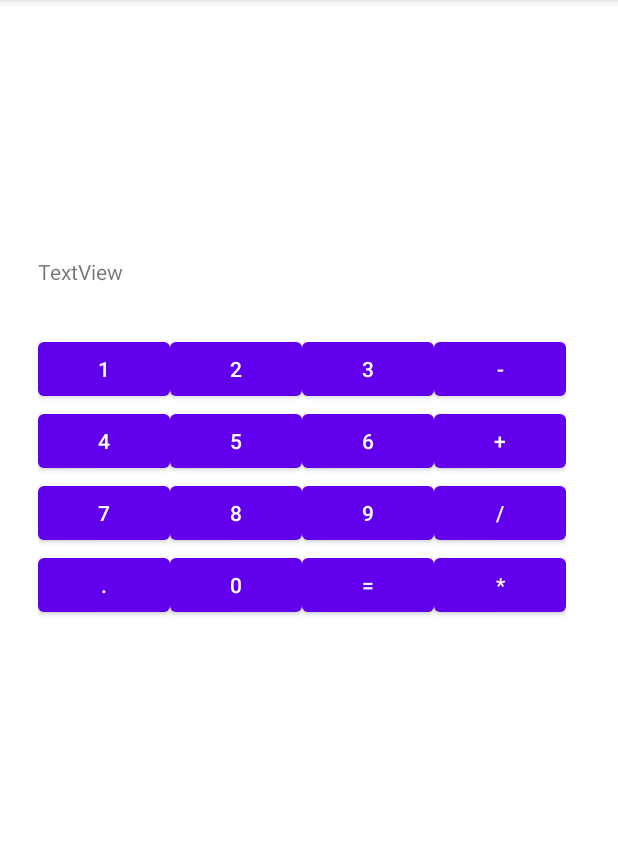
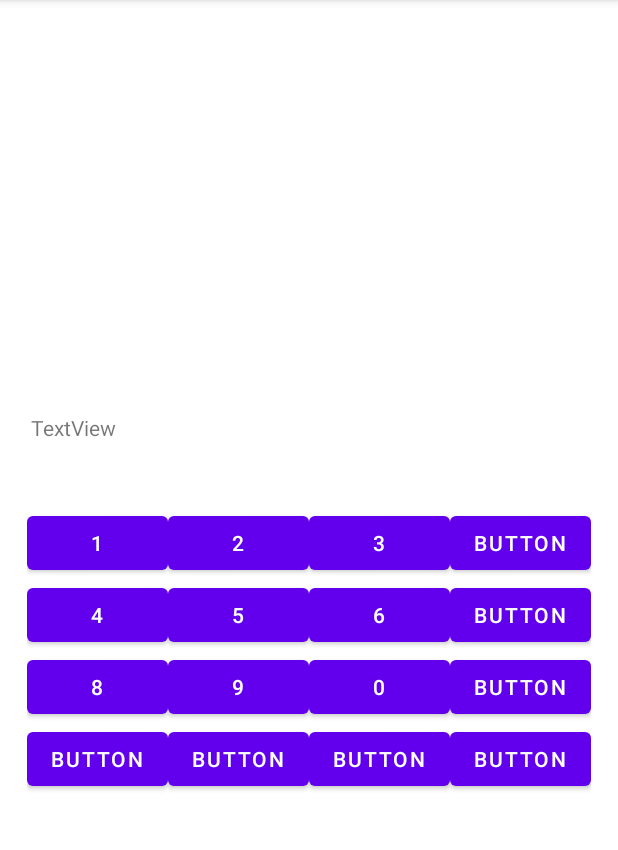
Before and after one commit to PavelIks/Android_Calculator, an Android app: the screen it shows after launch (MainActivity), on a phone screen of 412 x 824 dp, the part 84-934 px from its top. Run offline under Robolectric (Android 15) with nearby library versions, the phone set to English and light mode, and no system bars.

Commit message:
Updated-2.

```diff
--- a/app/src/main/java/com/example/calc/MainActivity.java
+++ b/app/src/main/java/com/example/calc/MainActivity.java
@@ -1,14 +1,114 @@
 package com.example.calc;
-
+import android.os.Bundle;
+import android.view.MotionEvent;
+import android.view.View;
+import android.widget.Button;
+import android.widget.EditText;
+import android.widget.TextView;
+import android.widget.Toast;
 import androidx.appcompat.app.AppCompatActivity;
 
-import android.os.Bundle;
-
-public class MainActivity extends AppCompatActivity {
+public class MainActivity extends AppCompatActivity
+{
+    Button btn1_ID, btn2_ID, btn3_ID, btn5_ID, btn6_ID, btn7_ID, btn9_ID, btn10_ID, btn11_ID;
+    TextView tv1_ID;
 
     @Override
-    protected void onCreate(Bundle savedInstanceState) {
+    protected void onCreate(Bundle savedInstanceState)
+    {
         super.onCreate(savedInstanceState);
         setContentView(R.layout.activity_main);
+
+        btn1_ID = (Button) findViewById(R.id.btn1);
+        btn2_ID = (Button) findViewById(R.id.btn2);
+        btn3_ID = (Button) findViewById(R.id.btn3);
+        btn5_ID = (Button) findViewById(R.id.btn5);
+        btn6_ID = (Button) findViewById(R.id.btn6);
+        btn7_ID = (Button) findViewById(R.id.btn7);
+        btn9_ID = (Button) findViewById(R.id.btn9);
+        btn10_ID = (Button) findViewById(R.id.btn10);
+        btn11_ID = (Button) findViewById(R.id.btn11);
+        tv1_ID = (TextView) findViewById(R.id.tv1);
+
+        btn1_ID.setOnClickListener(new View.OnClickListener()
+        {
+            @Override
+            public void onClick(View v)
+            {
+                tv1_ID.setText(tv1_ID.getText() + "1");
+            }
+        });
+
+        btn2_ID.setOnClickListener(new View.OnClickListener()
+        {
+            @Override
+            public void onClick(View v)
+            {
+                tv1_ID.setText(tv1_ID.getText() + "1");
+            }
+        });
+
+        btn3_ID.setOnClickListener(new View.OnClickListener()
+        {
+            @Override
+            public void onClick(View v)
+            {
+                tv1_ID.setText(tv1_ID.getText() + "1");
+            }
+        });
+
+        btn5_ID.setOnClickListener(new View.OnClickListener()
+        {
+            @Override
+            public void onClick(View v)
+            {
+                tv1_ID.setText(tv1_ID.getText() + "1");
+            }
+        });
+
+        btn6_ID.setOnClickListener(new View.OnClickListener()
+        {
+            @Override
+            public void onClick(View v)
+            {
+                tv1_ID.setText(tv1_ID.getText() + "1");
+            }
+        });
+
+        btn7_ID.setOnClickListener(new View.OnClickListener()
+        {
+            @Override
+            public void onClick(View v)
+            {
+                tv1_ID.setText(tv1_ID.getText() + "1");
+            }
+        });
+
+        btn9_ID.setOnClickListener(new View.OnClickListener()
+        {
+            @Override
+            public void onClick(View v)
+            {
+                tv1_ID.setText(tv1_ID.getText() + "1");
+            }
+        });
+
+        btn10_ID.setOnClickListener(new View.OnClickListener()
+        {
+            @Override
+            public void onClick(View v)
+            {
+                tv1_ID.setText(tv1_ID.getText() + "1");
+            }
+        });
+
+        btn11_ID.setOnClickListener(new View.OnClickListener()
+        {
+            @Override
+            public void onClick(View v)
+            {
+                tv1_ID.setText(tv1_ID.getText() + "1");
+            }
+        });
     }
 }
--- a/app/src/main/res/layout/activity_main.xml
+++ b/app/src/main/res/layout/activity_main.xml
@@ -2,7 +2,7 @@
 <androidx.constraintlayout.widget.ConstraintLayout xmlns:android="http://schemas.android.com/apk/res/android"
     xmlns:app="http://schemas.android.com/apk/res-auto"
     xmlns:tools="http://schemas.android.com/tools"
-    android:layout_width="match_parent"
+    android:layout_width="wrap_content"
     android:layout_height="wrap_content"
     tools:context=".MainActivity">
 
@@ -10,42 +10,45 @@
         android:id="@+id/tableLayout"
         android:layout_width="wrap_content"
         android:layout_height="wrap_content"
-        android:layout_marginTop="50dp"
+        android:layout_marginStart="25dp"
+        android:layout_marginLeft="25dp"
+        android:layout_marginTop="400dp"
+        android:layout_marginEnd="25dp"
+        android:layout_marginRight="25dp"
+        android:layout_marginBottom="300dp"
+        android:visibility="visible"
         app:layout_constraintBottom_toBottomOf="parent"
         app:layout_constraintEnd_toEndOf="parent"
-        app:layout_constraintHorizontal_bias="0.42"
         app:layout_constraintStart_toStartOf="parent"
-        app:layout_constraintTop_toTopOf="parent"
-        app:layout_constraintVertical_bias="0.38">
+        app:layout_constraintTop_toTopOf="parent">
 
         <TableRow
             android:layout_width="match_parent"
-            android:layout_height="wrap_content">
+            android:layout_height="match_parent">
 
             <Button
-                android:id="@+id/button7"
-                android:layout_width="match_parent"
-                android:layout_height="match_parent"
-                android:text="1"
-                app:strokeColor="@color/white" />
+                android:id="@+id/btn1"
+                android:layout_width="wrap_content"
+                android:layout_height="wrap_content"
+                android:text="1" />
 
             <Button
-                android:id="@+id/button4"
+                android:id="@+id/btn2"
                 android:layout_width="wrap_content"
                 android:layout_height="wrap_content"
                 android:text="2" />
 
             <Button
-                android:id="@+id/button"
+                android:id="@+id/btn3"
                 android:layout_width="wrap_content"
                 android:layout_height="wrap_content"
                 android:text="3" />
 
             <Button
-                android:id="@+id/button10"
-                android:layout_width="63dp"
+                android:id="@+id/btn4"
+                android:layout_width="wrap_content"
                 android:layout_height="wrap_content"
-                android:text="-" />
+                android:text="Button" />
         </TableRow>
 
         <TableRow
@@ -53,28 +56,28 @@
             android:layout_height="match_parent">
 
             <Button
-                android:id="@+id/button7"
+                android:id="@+id/btn5"
                 android:layout_width="wrap_content"
                 android:layout_height="wrap_content"
                 android:text="4" />
 
             <Button
-                android:id="@+id/button4"
+                android:id="@+id/btn6"
                 android:layout_width="wrap_content"
                 android:layout_height="wrap_content"
                 android:text="5" />
 
             <Button
-                android:id="@+id/button"
+                android:id="@+id/btn7"
                 android:layout_width="wrap_content"
                 android:layout_height="wrap_content"
                 android:text="6" />
 
             <Button
-                android:id="@+id/button11"
+                android:id="@+id/btn8"
                 android:layout_width="wrap_content"
                 android:layout_height="wrap_content"
-                android:text="+" />
+                android:text="Button" />
         </TableRow>
 
         <TableRow
@@ -82,76 +85,73 @@
             android:layout_height="match_parent">
 
             <Button
-                android:id="@+id/button9"
-                android:layout_width="wrap_content"
-                android:layout_height="wrap_content"
-                android:text="7" />
-
-            <Button
-                android:id="@+id/button5"
+                android:id="@+id/btn9"
                 android:layout_width="wrap_content"
                 android:layout_height="wrap_content"
                 android:text="8" />
 
             <Button
-                android:id="@+id/button2"
+                android:id="@+id/btn10"
                 android:layout_width="wrap_content"
                 android:layout_height="wrap_content"
                 android:text="9" />
 
             <Button
-                android:id="@+id/button12"
-                android:layout_width="wrap_content"
-                android:layout_height="wrap_content"
-                android:text="/" />
-        </TableRow>
-
-        <TableRow
-            android:layout_width="match_parent"
-            android:layout_height="72dp">
-
-            <Button
-                android:id="@+id/button8"
-                android:layout_width="wrap_content"
-                android:layout_height="wrap_content"
-                android:text="." />
-
-            <Button
-                android:id="@+id/button6"
+                android:id="@+id/btn11"
                 android:layout_width="wrap_content"
                 android:layout_height="wrap_content"
                 android:text="0" />
 
             <Button
-                android:id="@+id/button3"
+                android:id="@+id/btn12"
                 android:layout_width="wrap_content"
                 android:layout_height="wrap_content"
-                android:text="=" />
+                android:text="Button" />
+        </TableRow>
+
+        <TableRow
+            android:layout_width="match_parent"
+            android:layout_height="match_parent">
 
             <Button
-                android:id="@+id/button13"
+                android:id="@+id/btn13"
                 android:layout_width="wrap_content"
                 android:layout_height="wrap_content"
-                android:text="*" />
+                android:text="Button" />
+
+            <Button
+                android:id="@+id/btn14"
+                android:layout_width="wrap_content"
+                android:layout_height="wrap_content"
+                android:text="Button" />
+
+            <Button
+                android:id="@+id/btn15"
+                android:layout_width="wrap_content"
+                android:layout_height="wrap_content"
+                android:text="Button" />
+
+            <Button
+                android:id="@+id/btn16"
+                android:layout_width="wrap_content"
+                android:layout_height="wrap_content"
+                android:text="Button" />
         </TableRow>
     </TableLayout>
 
     <TextView
-        android:id="@+id/textView2"
-        android:layout_width="351dp"
+        android:id="@+id/tv1"
+        android:layout_width="366dp"
         android:layout_height="41dp"
-        android:layout_marginStart="52dp"
-        android:layout_marginLeft="52dp"
-        android:layout_marginTop="171dp"
-        android:layout_marginEnd="95dp"
-        android:layout_marginRight="95dp"
-        android:layout_marginBottom="9dp"
+        android:layout_marginStart="20dp"
+        android:layout_marginLeft="20dp"
+        android:layout_marginTop="266dp"
+        android:layout_marginEnd="25dp"
+        android:layout_marginRight="25dp"
+        android:layout_marginBottom="12dp"
         android:text="TextView"
         app:layout_constraintBottom_toTopOf="@+id/tableLayout"
         app:layout_constraintEnd_toEndOf="parent"
-        app:layout_constraintHorizontal_bias="0.31"
         app:layout_constraintStart_toStartOf="parent"
-        app:layout_constraintTop_toTopOf="parent"
-        app:layout_constraintVertical_bias="0.0" />
-
+        app:layout_constraintTop_toTopOf="parent" />
 </androidx.constraintlayout.widget.ConstraintLayout>
```
Also changed, not shown: 2 other files.
